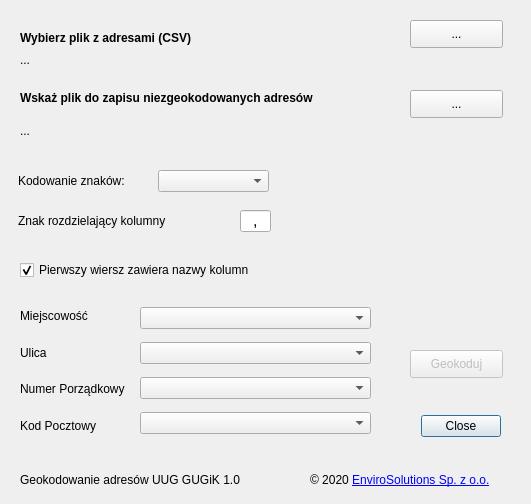
First picture: the form in geokodowanie_adresow_dialog_base.ui, repository envirosolutionspl/geokodowanie_adresow, before the edit.
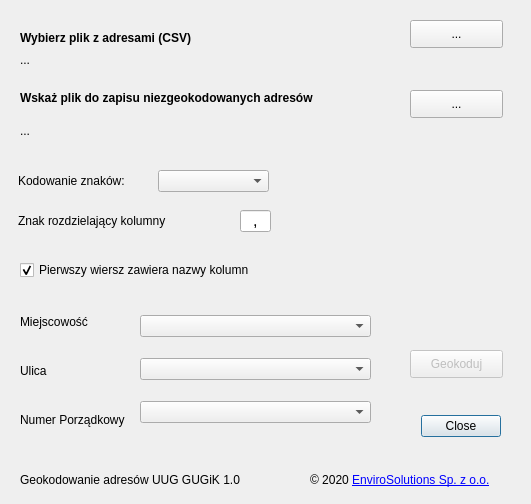
Second picture: the form after the edit. Icons and pictures are not drawn.

Commit message: zapomniałem przycinek :(

Patch:
```diff
--- a/geokodowanie_adresow_dialog_base.ui
+++ b/geokodowanie_adresow_dialog_base.ui
@@ -154,9 +154,6 @@
     <item>
      <widget class="QComboBox" name="cbxNumer"/>
     </item>
-    <item>
-     <widget class="QComboBox" name="cbxKod"/>
-    </item>
    </layout>
   </widget>
   <widget class="QWidget" name="layoutWidget">
@@ -190,13 +187,6 @@
       </property>
      </widget>
     </item>
-    <item>
-     <widget class="QLabel" name="label_6">
-      <property name="text">
-       <string>Kod Pocztowy</string>
-      </property>
-     </widget>
-    </item>
    </layout>
   </widget>
   <widget class="QLabel" name="lbl_pluginVersion">
@@ -237,12 +227,24 @@
   <widget class="QLabel" name="img_main">
    <property name="geometry">
     <rect>
-     <x>400</x>
+     <x>380</x>
      <y>150</y>
-     <width>121</width>
-     <height>111</height>
+     <width>120</width>
+     <height>120</height>
     </rect>
    </property>
+   <property name="sizePolicy">
+    <sizepolicy hsizetype="Fixed" vsizetype="Fixed">
+     <horstretch>0</horstretch>
+     <verstretch>0</verstretch>
+    </sizepolicy>
+   </property>
+   <property name="maximumSize">
+    <size>
+     <width>120</width>
+     <height>120</height>
+    </size>
+   </property>
    <property name="text">
     <string/>
    </property>
```
The commit also changes 1 other file.
